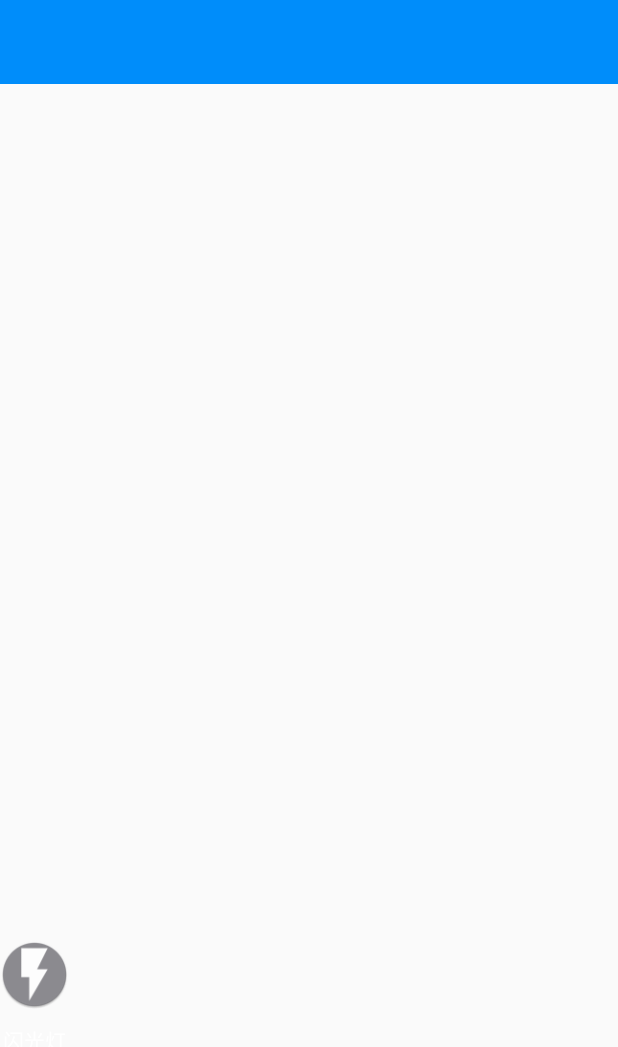
After one commit to youyuge34/MaterialTest, an Android app: the layout activity_capture_made_by_us.xml on its own in the app's theme, with its tools: preview values and no code run, on a phone screen of 412 x 824 dp. The commit adds this screen. Shown: the top 1047 px of the screen. Run offline under Robolectric (Android 15) with nearby library versions, the phone set to English and light mode, and no system bars.

Commit message:
自定义了扫描二维码界面，并且添加了手势右滑返回，下一步是编写生成二维码界面

```diff
--- /dev/null
+++ b/app/src/main/res/layout/activity_capture_made_by_us.xml
@@ -0,0 +1,49 @@
+<?xml version="1.0" encoding="utf-8"?>
+<android.support.design.widget.CoordinatorLayout xmlns:android="http://schemas.android.com/apk/res/android"
+    xmlns:app="http://schemas.android.com/apk/res-auto"
+    xmlns:tools="http://schemas.android.com/tools"
+    android:layout_width="match_parent"
+    android:layout_height="match_parent"
+    tools:context="com.example.yousheng.materialtest_guolin.view.CaptureMadeByUsActivity">
+
+    <android.support.v7.widget.Toolbar
+        android:id="@+id/toolbar"
+        android:layout_width="match_parent"
+        android:layout_height="?attr/actionBarSize"
+        android:background="?attr/colorPrimary"
+        android:theme="@style/ThemeOverlay.AppCompat.Dark.ActionBar"
+        app:layout_scrollFlags="scroll|enterAlways|snap"
+        app:popupTheme="@style/ThemeOverlay.AppCompat.Light" />
+
+    <FrameLayout
+        android:id="@+id/fl_my_container"
+        android:layout_width="match_parent"
+        android:layout_height="match_parent"
+        android:layout_marginTop="?attr/actionBarSize"
+        android:visibility="visible" />
+
+    <LinearLayout
+        android:layout_width="wrap_content"
+        android:layout_height="wrap_content"
+        android:layout_gravity="bottom"
+        android:layout_marginBottom="120dp"
+        android:orientation="vertical">
+
+        <ImageButton
+            android:id="@+id/button_flashlight"
+            android:layout_width="46dp"
+            android:layout_height="46dp"
+            android:layout_gravity="center"
+            android:background="@drawable/ic_flashlight_on" />
+
+        <TextView
+            android:layout_width="wrap_content"
+            android:layout_height="wrap_content"
+            android:layout_gravity="center"
+            android:layout_marginTop="10dp"
+            android:text="闪光灯"
+            android:textColor="#fff"
+            android:textSize="14sp" />
+
+    </LinearLayout>
+</android.support.design.widget.CoordinatorLayout>
```
Also changed, not shown: app/src/main/AndroidManifest.xml (+4 -3 lines), app/src/main/java/com/example/yousheng/materialtest_guolin/util/ImageUtil.java (added, +139 -0 lines), app/src/main/java/com/example/yousheng/materialtest_guolin/view/CaptureMadeByUsActivity.java (added, +123 -0 lines), app/src/main/java/com/example/yousheng/materialtest_guolin/view/MainActivity.java (+101 -58 lines), app/src/main/res/layout/my_camera.xml (added, +28 -0 lines), app/src/main/ic_flashlight_off-web.png (added), app/src/main/ic_flashlight_on-web.png (added), app/src/main/res/drawable-hdpi/ic_flashlight_off.png (added), app/src/main/res/drawable-hdpi/ic_flashlight_on.png (added), app/src/main/res/drawable-mdpi/ic_flashlight_off.png (added), app/src/main/res/drawable-mdpi/ic_flashlight_on.png (added), app/src/main/res/drawable-xhdpi/ic_flashlight_off.png (added), app/src/main/res/drawable-xhdpi/ic_flashlight_on.png (added), app/src/main/res/drawable-xxhdpi/ic_flashlight_off.png (added), 3 more files.
